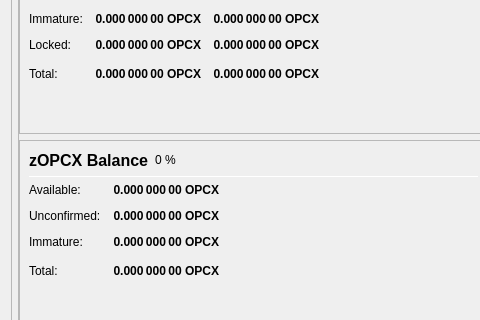
This is src/qt/forms/overviewpage.ui in opcoinx/OPCoinX as Qt 5 draws it before an edit; both pictures show x 0 to 480 and y 438 to 758 of the 978 by 841 pixel window. The edited form follows.
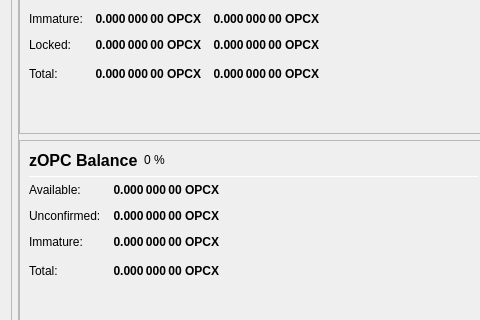
This is the edited form.

The edit to the form file:
```diff
--- a/src/qt/forms/overviewpage.ui
+++ b/src/qt/forms/overviewpage.ui
@@ -852,7 +852,7 @@
                           </font>
                          </property>
                          <property name="text">
-                          <string>zOPCX Balance</string>
+                          <string>zOPC Balance</string>
                          </property>
                         </widget>
                        </item>
```
Left out of the diff: 47 changed lines with no effect on the pictures.
